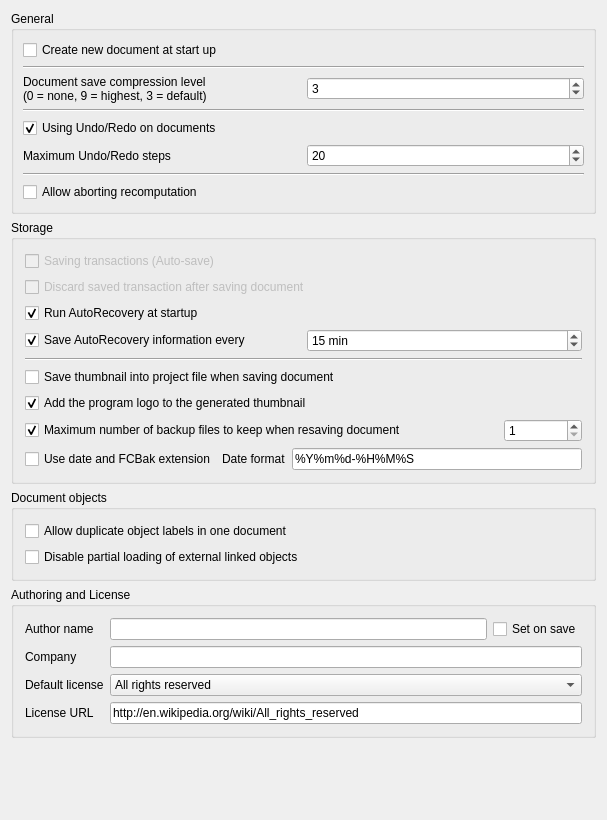
Old version of the form src/Gui/DlgSettingsDocument.ui in the repository berndhahnebach/All_FreeCAD.
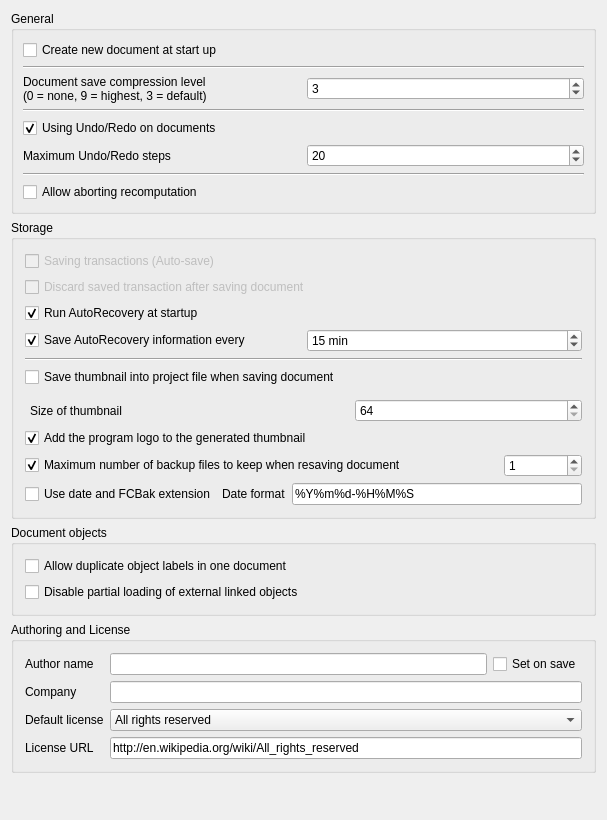
New version of the form. Custom widgets are drawn as their Qt base class.

Commit message:
Gui: [skip ci] added thumbnail size to UI
Added a spinbox for the thumbnail-size to the document preference.

```diff
--- a/src/Gui/DlgSettingsDocument.ui
+++ b/src/Gui/DlgSettingsDocument.ui
@@ -356,7 +356,79 @@
         </property>
        </widget>
       </item>
+      <item row="6" column="0">
+       <layout class="QHBoxLayout" name="horizontalLayout_3">
+        <property name="leftMargin">
+         <number>5</number>
+        </property>
+        <property name="topMargin">
+         <number>6</number>
+        </property>
+        <item>
+         <widget class="QLabel" name="label_6">
+          <property name="text">
+           <string>Size of thumbnail</string>
+          </property>
+         </widget>
+        </item>
+        <item>
+         <spacer>
+          <property name="orientation">
+           <enum>Qt::Horizontal</enum>
+          </property>
+          <property name="sizeType">
+           <enum>QSizePolicy::Maximum</enum>
+          </property>
+          <property name="sizeHint" stdset="0">
+           <size>
+            <width>91</width>
+            <height>20</height>
+           </size>
+          </property>
+         </spacer>
+        </item>
+        <item>
+         <widget class="Gui::PrefSpinBox" name="prefThumbnailSize">
+          <property name="toolTip">
+           <string>Sets the size of the thumbnail that is stored in the document.
+Common sizes are 128, 256 and 512</string>
+          </property>
+          <property name="minimum">
+           <number>64</number>
+          </property>
+          <property name="maximum">
+           <number>512</number>
+          </property>
+          <property name="prefEntry" stdset="0">
+           <cstring>ThumbnailSize</cstring>
+          </property>
+          <property name="prefPath" stdset="0">
+           <cstring>Document</cstring>
+          </property>
+         </widget>
+        </item>
+       </layout>
+      </item>
       <item row="7" column="0">
+       <widget class="Gui::PrefCheckBox" name="prefAddLogo">
+        <property name="toolTip">
+         <string>The program logo will be added to the thumbnail</string>
+        </property>
+        <property name="text">
+         <string>Add the program logo to the generated thumbnail</string>
+        </property>
+        <property name="checked">
+         <bool>true</bool>
+        </property>
+        <property name="prefEntry" stdset="0">
+         <cstring>AddThumbnailLogo</cstring>
+        </property>
+        <property name="prefPath" stdset="0">
+         <cstring>Document</cstring>
+        </property>
+       </widget>
+      </item>
+      <item row="8" column="0">
        <layout class="QHBoxLayout">
         <property name="spacing">
          <number>6</number>
@@ -423,7 +495,7 @@
         </item>
        </layout>
       </item>
-      <item row="8" column="0">
+      <item row="9" column="0">
        <layout class="QHBoxLayout">
         <property name="spacing">
          <number>6</number>
@@ -479,25 +551,6 @@
         </item>
        </layout>
       </item>
-      <item row="6" column="0">
-       <widget class="Gui::PrefCheckBox" name="prefAddLogo">
-        <property name="toolTip">
-         <string>The program logo will be added to the thumbnail</string>
-        </property>
-        <property name="text">
-         <string>Add the program logo to the generated thumbnail</string>
-        </property>
-        <property name="checked">
-         <bool>true</bool>
-        </property>
-        <property name="prefEntry" stdset="0">
-         <cstring>AddThumbnailLogo</cstring>
-        </property>
-        <property name="prefPath" stdset="0">
-         <cstring>Document</cstring>
-        </property>
-       </widget>
-      </item>
      </layout>
     </widget>
    </item>
```
The commit also changes 1 other file.
